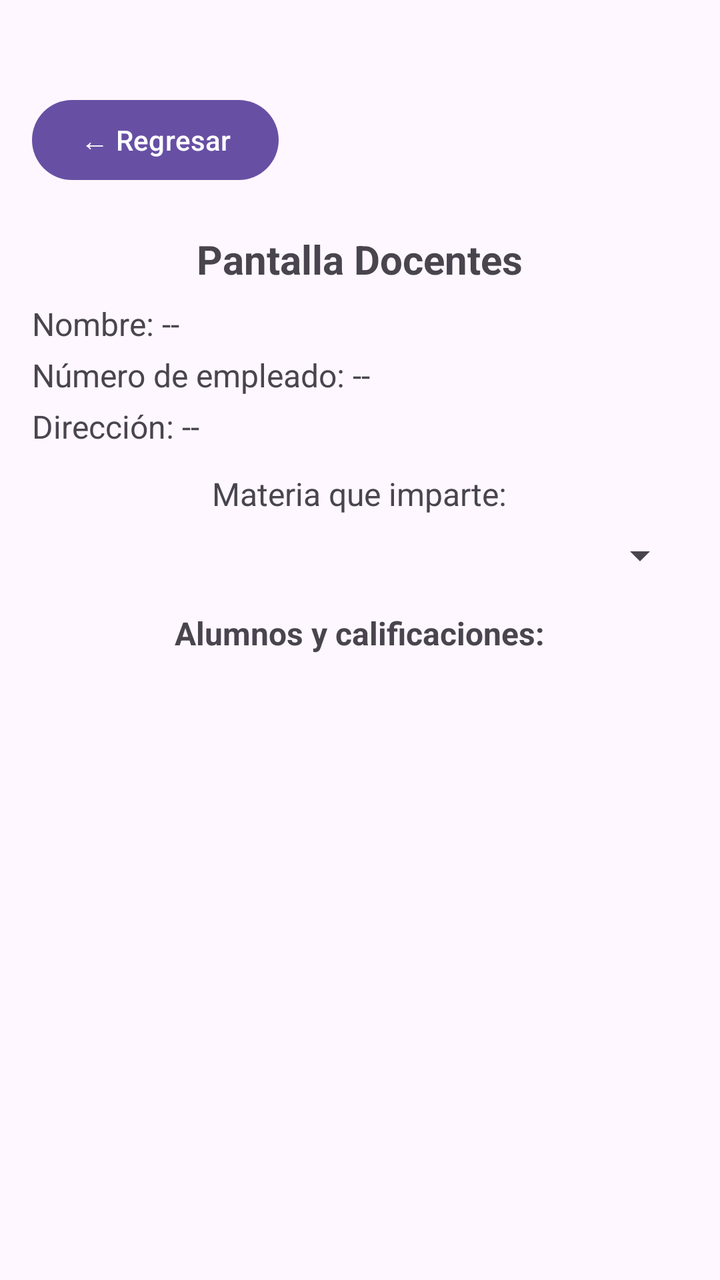
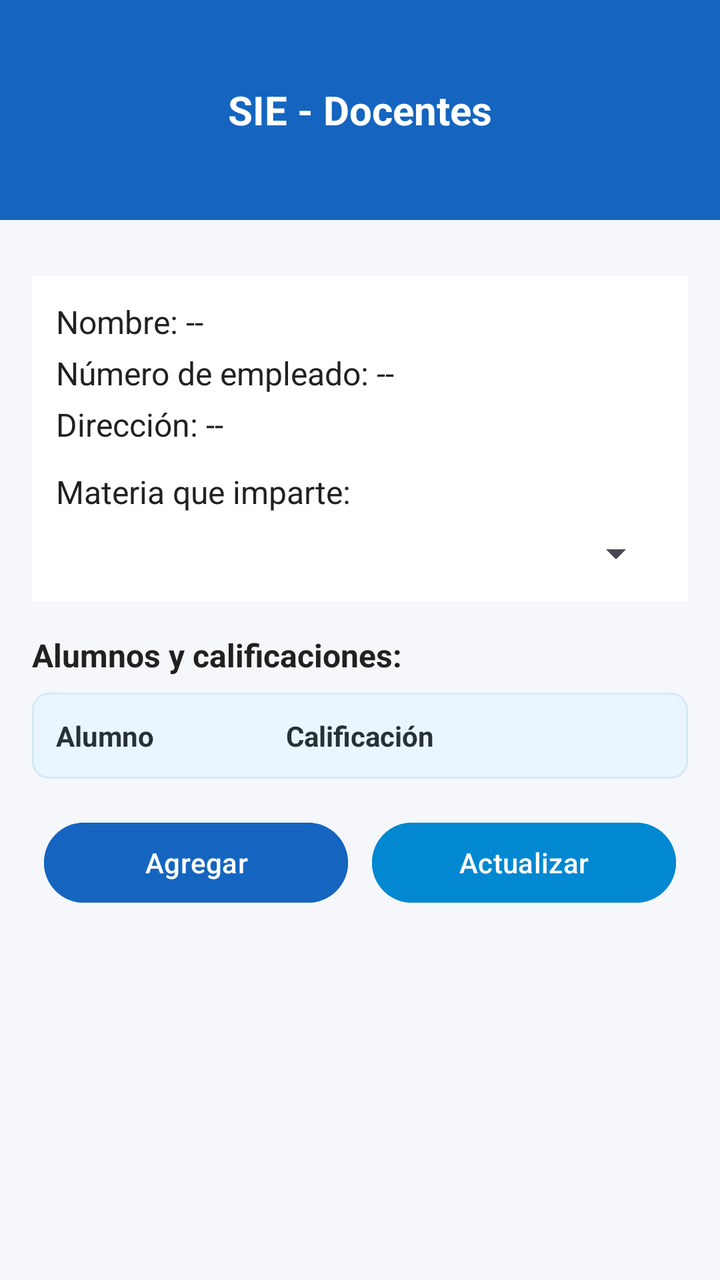

Compare the two renders of this Android layout. The source of the first and the diff that turns it into the second are given below.
<!-- AndroidManifest.xml: application theme Theme.ExamenUnidad4 -->
<!-- res/layout/docentes_pantalla.xml -->
<?xml version="1.0" encoding="utf-8"?>
<ScrollView xmlns:android="http://schemas.android.com/apk/res/android"
    android:layout_width="match_parent"
    android:layout_height="match_parent">

    <LinearLayout
        android:layout_width="match_parent"
        android:layout_height="wrap_content"
        android:orientation="vertical"
        android:padding="16dp"
        android:gravity="center_horizontal">

        <Button
            android:id="@+id/btnRegresarDocentes"
            android:layout_width="wrap_content"
            android:layout_height="wrap_content"
            android:layout_gravity="start"
            android:layout_marginBottom="10dp"
            android:layout_marginTop="30dp"
            android:text="← Regresar"  />

        <TextView
            android:id="@+id/titleDocente"
            android:layout_width="wrap_content"
            android:layout_height="wrap_content"
            android:text="Pantalla Docentes"
            android:textSize="20sp"
            android:textStyle="bold"
            android:layout_marginTop="12dp" />

        <TextView
            android:id="@+id/tvDocenteNombre"
            android:layout_width="match_parent"
            android:layout_height="wrap_content"
            android:text="Nombre: --"
            android:layout_marginTop="8dp"
            android:textSize="16sp" />

        <TextView
            android:id="@+id/tvDocenteNumero"
            android:layout_width="match_parent"
            android:layout_height="wrap_content"
            android:text="Número de empleado: --"
            android:layout_marginTop="4dp"
            android:textSize="16sp" />

        <TextView
            android:id="@+id/tvDocenteDireccion"
            android:layout_width="match_parent"
            android:layout_height="wrap_content"
            android:text="Dirección: --"
            android:layout_marginTop="4dp"
            android:textSize="16sp" />

        <TextView
            android:layout_width="wrap_content"
            android:layout_height="wrap_content"
            android:text="Materia que imparte:"
            android:layout_marginTop="12dp"
            android:textSize="16sp" />

        <Spinner
            android:id="@+id/spinnerMaterias"
            android:layout_width="match_parent"
            android:layout_height="wrap_content"
            android:layout_marginTop="8dp" />

        <TextView
            android:layout_width="wrap_content"
            android:layout_height="wrap_content"
            android:text="Alumnos y calificaciones:"
            android:layout_marginTop="16dp"
            android:textSize="16sp"
            android:textStyle="bold" />

        <TableLayout
            android:id="@+id/tableAlumnos"
            android:layout_width="match_parent"
            android:layout_height="wrap_content"
            android:stretchColumns="*"
            android:layout_marginTop="8dp" />

    </LinearLayout>
</ScrollView>
<!-- resources referenced by this layout -->
<resources>
  <style name="Theme.ExamenUnidad4" parent="Base.Theme.ExamenUnidad4" />
  <style name="Base.Theme.ExamenUnidad4" parent="Theme.Material3.DayNight.NoActionBar">
          
          
      </style>
</resources>

<!-- the commit's change to res/layout/docentes_pantalla.xml (unified diff, before → after) -->
@@ -1,84 +1,185 @@
 <?xml version="1.0" encoding="utf-8"?>
-<ScrollView xmlns:android="http://schemas.android.com/apk/res/android"
+<LinearLayout xmlns:android="http://schemas.android.com/apk/res/android"
     android:layout_width="match_parent"
-    android:layout_height="match_parent">
+    android:layout_height="match_parent"
+    android:orientation="vertical"
+    android:background="@color/bg">
 
+    
     <LinearLayout
         android:layout_width="match_parent"
-        android:layout_height="wrap_content"
+        android:layout_height="110dp"
+        android:background="@color/primary"
         android:orientation="vertical"
-        android:padding="16dp"
-        android:gravity="center_horizontal">
+        android:gravity="center"
+        android:padding="16dp">
 
-        <Button
-            android:id="@+id/btnRegresarDocentes"
+        <TextView
+            android:id="@+id/headerDocentes"
             android:layout_width="wrap_content"
             android:layout_height="wrap_content"
-            android:layout_gravity="start"
-            android:layout_marginBottom="10dp"
-            android:layout_marginTop="30dp"
-            android:text="← Regresar"  />
+            android:text="SIE - Docentes"
+            android:textColor="@color/card_bg"
+            android:textSize="20sp"
+            android:textStyle="bold" />
+    </LinearLayout>
 
-        <TextView
-            android:id="@+id/titleDocente"
-            android:layout_width="wrap_content"
-            android:layout_height="wrap_content"
-            android:text="Pantalla Docentes"
-            android:textSize="20sp"
-            android:textStyle="bold"
-            android:layout_marginTop="12dp" />
+    <ScrollView
+        android:layout_width="match_parent"
+        android:layout_height="0dp"
+        android:layout_weight="1"
+        android:fillViewport="true">
 
-        <TextView
-            android:id="@+id/tvDocenteNombre"
+        <LinearLayout
             android:layout_width="match_parent"
-            android:layout_height="wrap_content"
-            android:text="Nombre: --"
-            android:layout_marginTop="8dp"
-            android:textSize="16sp" />
+            android:layout_height="match_parent"
+            android:orientation="vertical"
+            android:padding="16dp"
+            android:gravity="top">
 
-        <TextView
-            android:id="@+id/tvDocenteNumero"
-            android:layout_width="match_parent"
-            android:layout_height="wrap_content"
-            android:text="Número de empleado: --"
-            android:layout_marginTop="4dp"
-            android:textSize="16sp" />
+            <LinearLayout
+                android:layout_width="match_parent"
+                android:layout_height="wrap_content"
+                android:orientation="vertical"
+                android:background="@color/card_bg"
+                android:padding="12dp"
+                android:layout_marginTop="12dp">
 
-        <TextView
-            android:id="@+id/tvDocenteDireccion"
-            android:layout_width="match_parent"
-            android:layout_height="wrap_content"
-            android:text="Dirección: --"
-            android:layout_marginTop="4dp"
-            android:textSize="16sp" />
+                <TextView
+                    android:id="@+id/tvDocenteNombre"
+                    android:layout_width="match_parent"
+                    android:layout_height="wrap_content"
+                    android:text="Nombre: --"
+                    android:textSize="16sp"
+                    android:textColor="@color/text_primary" />
 
-        <TextView
-            android:layout_width="wrap_content"
-            android:layout_height="wrap_content"
-            android:text="Materia que imparte:"
-            android:layout_marginTop="12dp"
-            android:textSize="16sp" />
+                <TextView
+                    android:id="@+id/tvDocenteNumero"
+                    android:layout_width="match_parent"
+                    android:layout_height="wrap_content"
+                    android:text="Número de empleado: --"
+                    android:textSize="16sp"
+                    android:layout_marginTop="4dp"
+                    android:textColor="@color/text_primary" />
 
-        <Spinner
-            android:id="@+id/spinnerMaterias"
-            android:layout_width="match_parent"
-            android:layout_height="wrap_content"
-            android:layout_marginTop="8dp" />
+                <TextView
+                    android:id="@+id/tvDocenteDireccion"
+                    android:layout_width="match_parent"
+                    android:layout_height="wrap_content"
+                    android:text="Dirección: --"
+                    android:textSize="16sp"
+                    android:layout_marginTop="4dp"
+                    android:textColor="@color/text_primary" />
 
-        <TextView
-            android:layout_width="wrap_content"
-            android:layout_height="wrap_content"
-            android:text="Alumnos y calificaciones:"
-            android:layout_marginTop="16dp"
-            android:textSize="16sp"
-            android:textStyle="bold" />
+                <TextView
+                    android:layout_width="wrap_content"
+                    android:layout_height="wrap_content"
+                    android:text="Materia que imparte:"
+                    android:layout_marginTop="12dp"
+                    android:textSize="16sp"
+                    android:textColor="@color/text_primary" />
 
-        <TableLayout
-            android:id="@+id/tableAlumnos"
-            android:layout_width="match_parent"
-            android:layout_height="wrap_content"
-            android:stretchColumns="*"
-            android:layout_marginTop="8dp" />
+                <Spinner
+                    android:id="@+id/spinnerMaterias"
+                    android:layout_width="match_parent"
+                    android:layout_height="wrap_content"
+                    android:layout_marginTop="8dp"
+                    android:popupBackground="@color/card_bg" />
+            </LinearLayout>
 
-    </LinearLayout>
-</ScrollView>
+            <TextView
+                android:layout_width="wrap_content"
+                android:layout_height="wrap_content"
+                android:text="Alumnos y calificaciones:"
+                android:layout_marginTop="16dp"
+                android:textSize="16sp"
+                android:textStyle="bold"
+                android:textColor="@color/text_primary" />
+
+            
+            <LinearLayout
+                android:id="@+id/tableContainer"
+                android:layout_width="match_parent"
+                android:layout_height="wrap_content"
+                android:orientation="vertical"
+                android:layout_marginTop="8dp"
+                android:background="@drawable/table_card_bg"
+                android:padding="12dp">
+
+                
+                <TableLayout
+                    android:id="@+id/tableAlumnosHeader"
+                    android:layout_width="match_parent"
+                    android:layout_height="wrap_content"
+                    android:stretchColumns="*">
+
+                    <TableRow
+                        android:layout_width="match_parent"
+                        android:layout_height="wrap_content">
+
+                        <TextView
+                            android:layout_width="0dp"
+                            android:layout_height="wrap_content"
+                            android:layout_weight="1"
+                            android:text="Alumno"
+                            android:textStyle="bold"
+                            android:textColor="@color/table_text" />
+
+                        <TextView
+                            android:layout_width="wrap_content"
+                            android:layout_height="wrap_content"
+                            android:text="Calificación"
+                            android:textStyle="bold"
+                            android:textColor="@color/table_text" />
+                    </TableRow>
+                </TableLayout>
+
+                
+                <ScrollView
+                    android:id="@+id/scrollTableBody"
+                    android:layout_width="match_parent"
+                    android:layout_height="wrap_content"
+                    android:fillViewport="false">
+
+                    <TableLayout
+                        android:id="@+id/tableAlumnosBody"
+                        android:layout_width="match_parent"
+                        android:layout_height="wrap_content"
+                        android:stretchColumns="*" />
+
+                </ScrollView>
+
+            </LinearLayout>
+            <LinearLayout
+                android:layout_width="match_parent"
+                android:layout_height="wrap_content"
+                android:orientation="horizontal"
+                android:gravity="center"
+                android:layout_marginTop="12dp">
+
+                <Button
+                    android:id="@+id/btnAgregarCalifs"
+                    android:layout_width="0dp"
+                    android:layout_height="wrap_content"
+                    android:layout_weight="1"
+                    android:layout_margin="6dp"
+                    android:text="Agregar"
+                    android:backgroundTint="@color/primary"
+                    android:textColor="@color/card_bg" />
+
+                <Button
+                    android:id="@+id/btnActualizarCalifs"
+                    android:layout_width="0dp"
+                    android:layout_height="wrap_content"
+                    android:layout_weight="1"
+                    android:layout_margin="6dp"
+                    android:text="Actualizar"
+                    android:backgroundTint="@color/accent"
+                    android:textColor="@color/card_bg" />
+
+            </LinearLayout>
+
+        </LinearLayout>
+    </ScrollView>
+
+</LinearLayout>
<!-- resource entries referenced after the edit -->
@@ -1,6 +1,23 @@
 <!-- resources referenced by this layout -->
 <resources>
+  <color name="accent">#0288D1</color>
+  <color name="bg">#F5F7FA</color>
+  <color name="card_bg">#FFFFFF</color>
+  <color name="primary">#1565C0</color>
+  <color name="table_text">#263238</color>
+  <color name="text_primary">#212121</color>
+  <!-- drawable table_card_bg (drawable) -->
+  <?xml version="1.0" encoding="utf-8"?>
+  <shape xmlns:android="http://schemas.android.com/apk/res/android"
+      android:shape="rectangle">
+      <solid android:color="@color/table_bg" />
+      <stroke android:width="1dp" android:color="@color/table_border" />
+      <corners android:radius="8dp" />
+      <padding android:left="8dp" android:top="8dp" android:right="8dp" android:bottom="8dp" />
+  </shape>
   <style name="Theme.ExamenUnidad4" parent="Base.Theme.ExamenUnidad4" />
+  <color name="table_bg">#EAF6FF</color>
+  <color name="table_border">#D3EAF8</color>
   <style name="Base.Theme.ExamenUnidad4" parent="Theme.Material3.DayNight.NoActionBar">
           
           
